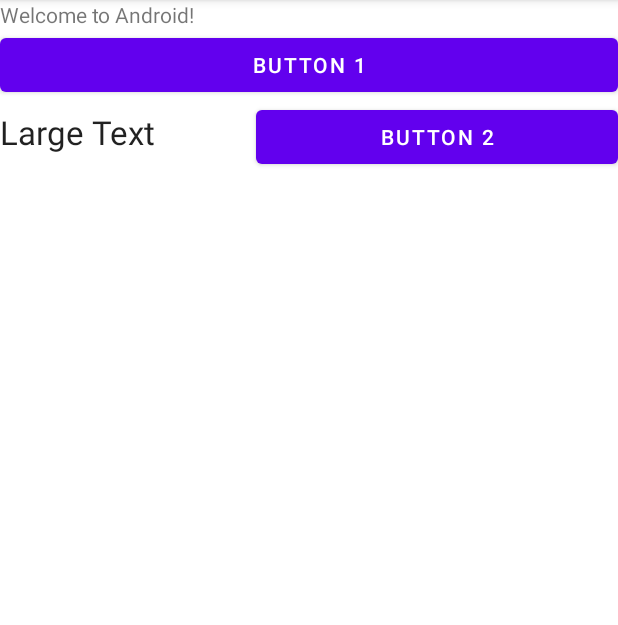
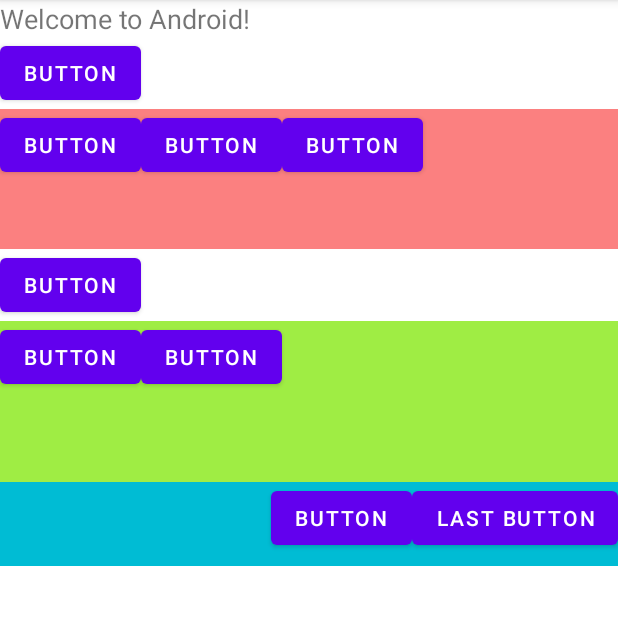
Before and after one commit to ezenia22/DemoMySecondApp, an Android app: the screen it shows after launch (MainActivity), on a phone screen of 412 x 824 dp, the part 84-709 px from its top. Run offline under Robolectric (Android 15) with nearby library versions, the phone set to English and light mode, and no system bars.

Commit message:
Update activity_main.xml

```diff
--- a/app/src/main/res/layout/activity_main.xml
+++ b/app/src/main/res/layout/activity_main.xml
@@ -13,7 +13,8 @@
         android:id="@+id/textView"
         android:layout_width="wrap_content"
         android:layout_height="wrap_content"
-        android:text="@string/textview"
+        android:text="Welcome to Android!"
+        android:textSize="18sp"
         app:layout_constraintBottom_toBottomOf="parent"
         app:layout_constraintLeft_toLeftOf="parent"
         app:layout_constraintRight_toRightOf="parent"
@@ -21,30 +22,79 @@
 
     <Button
         android:id="@+id/button5"
-        android:layout_width="match_parent"
+        android:layout_width="wrap_content"
         android:layout_height="wrap_content"
-        android:text="@string/button1" />
+        android:text="Button" />
 
     <LinearLayout
         android:layout_width="match_parent"
-        android:layout_height="55dp"
+        android:layout_height="93dp"
+        android:background="#FB8080"
         android:orientation="horizontal">
 
-        <TextView
-            android:id="@+id/textView3"
+        <Button
+            android:id="@+id/button6"
             android:layout_width="wrap_content"
             android:layout_height="wrap_content"
-            android:layout_weight="1"
-            android:text="@string/largetext"
-            android:textAppearance="@android:style/TextAppearance.Large" />
+            android:text="Button" />
 
         <Button
-            android:id="@+id/button15"
+            android:id="@+id/button7"
             android:layout_width="wrap_content"
             android:layout_height="wrap_content"
-            android:layout_weight="2"
-            android:text="@string/button2" />
+            android:text="Button" />
+
+        <Button
+            android:id="@+id/button8"
+            android:layout_width="wrap_content"
+            android:layout_height="wrap_content"
+            android:text="Button" />
+    </LinearLayout>
+
+    <Button
+        android:id="@+id/button9"
+        android:layout_width="wrap_content"
+        android:layout_height="wrap_content"
+        android:text="Button" />
+
+    <LinearLayout
+        android:layout_width="match_parent"
+        android:layout_height="107dp"
+        android:background="#9FED44"
+        android:orientation="horizontal">
+
+        <Button
+            android:id="@+id/button10"
+            android:layout_width="wrap_content"
+            android:layout_height="wrap_content"
+            android:text="Button" />
+
+        <Button
+            android:id="@+id/button11"
+            android:layout_width="wrap_content"
+            android:layout_height="wrap_content"
+            android:text="Button" />
 
     </LinearLayout>
 
+    <LinearLayout
+        android:layout_width="match_parent"
+        android:layout_height="56dp"
+        android:background="#00BCD4"
+        android:gravity="right"
+        android:orientation="horizontal">
+
+        <Button
+            android:id="@+id/button13"
+            android:layout_width="wrap_content"
+            android:layout_height="wrap_content"
+            android:text="Button" />
+
+        <Button
+            android:id="@+id/button14"
+            android:layout_width="wrap_content"
+            android:layout_height="wrap_content"
+            android:text="LAST BUTTON" />
+    </LinearLayout>
+
 </LinearLayout>
```
